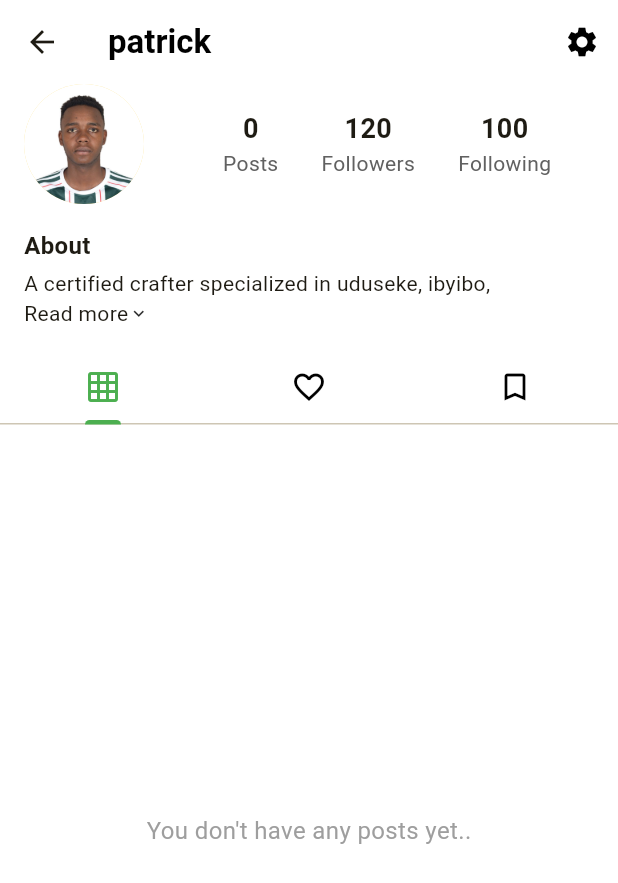
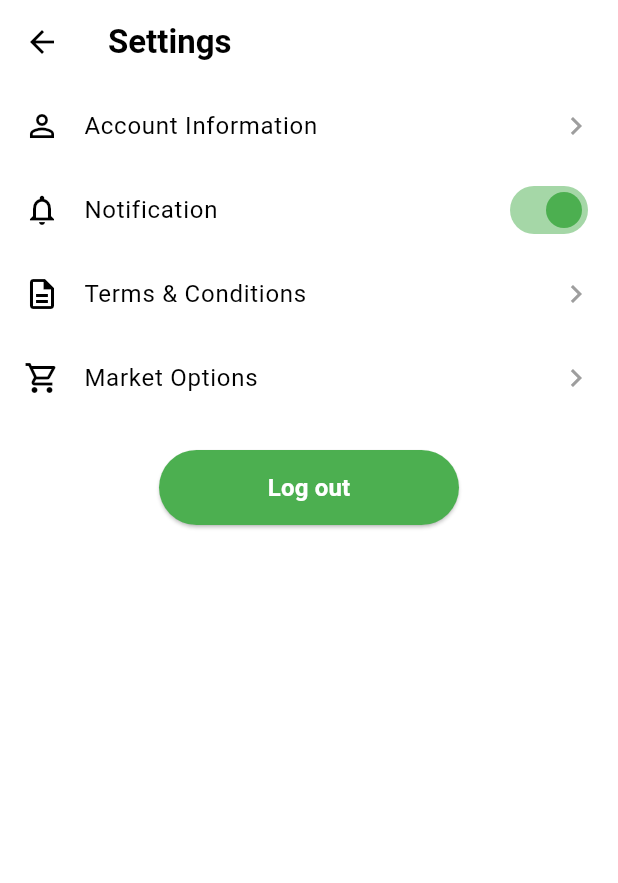
Before and after one commit to Pnayiturik/surwapp, a Flutter app: the ProfileScreen screen opened by its route, after a tap on the "settings" icon, on a phone screen of 412 x 824 dp. Shown: the top 883 px of the screen. Run offline on Flutter 3.47's test engine with Material 3 defaults, Android fonts, the phone set to English and light mode, and no system bars; our stand-ins replace shared_preferences; accounts and stored records are empty.

Commit message:
sttngs&acctinf

```diff
--- a/analysis_options.yaml
+++ b/analysis_options.yaml
@@ -7,6 +7,9 @@
 
 # The following line activates a set of recommended lints for Flutter apps,
 # packages, and plugins designed to encourage good coding practices.
+analyzer:
+  errors:
+    unused_import: ignore
 include: package:flutter_lints/flutter.yaml
 
 linter:
--- a/lib/profile.dart
+++ b/lib/profile.dart
@@ -1,4 +1,5 @@
 import 'package:flutter/material.dart';
+import 'package:surwaapp/settings.dart';
 
 class ProfileScreen extends StatefulWidget {
   const ProfileScreen({super.key});
@@ -43,7 +44,15 @@ class _ProfileScreenState extends State<ProfileScreen> with SingleTickerProvider
         actions: [
           IconButton(
             icon: Icon(Icons.settings, color: Colors.black),
-            onPressed: () {},
+            onPressed: () {
+              // Navigate to SettingsScreen when settings icon is pressed
+              Navigator.push(
+                context,
+                MaterialPageRoute(
+                  builder: (context) => const SettingsScreen(),
+                ),
+              );
+              },
           ),
         ],
       ),
--- /dev/null
+++ b/lib/settings.dart
@@ -0,0 +1,114 @@
+// settings_screen.dart
+import 'package:flutter/material.dart';
+import 'package:surwaapp/accountinfo.dart';
+
+class SettingsScreen extends StatelessWidget {
+  const SettingsScreen({super.key});
+
+  @override
+  Widget build(BuildContext context) {
+    return Scaffold(
+      backgroundColor: Colors.white,
+      appBar: AppBar(
+        title: const Text(
+          'Settings',
+          style: TextStyle(
+            color: Colors.black,
+            fontWeight: FontWeight.bold,
+          ),
+        ),
+        backgroundColor: Colors.white,
+        elevation: 0,
+        leading: IconButton(
+          icon: const Icon(Icons.arrow_back, color: Colors.black),
+          onPressed: () => Navigator.pop(context),
+        ),
+      ),
+      body: SingleChildScrollView(
+        child: Column(
+          children: [
+            _buildSettingsItem(
+              Icons.person_outline,
+              'Account Information',
+              onTap: () => Navigator.push(
+                context,
+                MaterialPageRoute(
+                  builder: (context) => const AccountInformationScreen(),
+                ),
+              ),
+            ),
+            _buildSwitchItem(Icons.notifications_outlined, 'Notification', true),
+            _buildSettingsItem(Icons.description_outlined, 'Terms & Conditions', onTap: () {}),
+            _buildSettingsItem(Icons.shopping_cart_outlined, 'Market Options', onTap: () {}),
+            Padding(
+              padding: const EdgeInsets.symmetric(vertical: 20.0),
+              child: Center(
+                child: ElevatedButton(
+                  style: ElevatedButton.styleFrom(
+                    backgroundColor: Colors.green,
+                    minimumSize: const Size(200, 50),
+                  ),
+                  onPressed: () => _showLogoutDialog(context),
+                  child: const Text(
+                    'Log out',
+                    style: TextStyle(color: Colors.white, fontSize: 16, fontWeight: FontWeight.bold),
+                  ),
+                ),
+              ),
+            ),
+          ],
+        ),
+      ),
+    );
+  }
+
+  Widget _buildSettingsItem(IconData icon, String title, {String? trailingText, required VoidCallback onTap}) {
+    return ListTile(
+      contentPadding: const EdgeInsets.symmetric(horizontal: 16.0),
+      leading: Icon(icon, color: Colors.black),
+      title: Text(
+        title,
+        style: const TextStyle(fontSize: 16, color: Colors.black),
+      ),
+      trailing: const Icon(Icons.chevron_right, color: Colors.grey),
+      onTap: onTap,
+    );
+  }
+
+  Widget _buildSwitchItem(IconData icon, String title, bool value) {
+    return ListTile(
+      contentPadding: const EdgeInsets.symmetric(horizontal: 16.0),
+      leading: Icon(icon, color: Colors.black),
+      title: Text(title, style: const TextStyle(fontSize: 16, color: Colors.black)),
+      trailing: Switch(
+        value: value,
+        onChanged: (bool newValue) {},
+        activeColor: Colors.green,
+      ),
+    );
+  }
+
+  void _showLogoutDialog(BuildContext context) {
+    showDialog(
+      context: context,
+      builder: (BuildContext context) {
+        return AlertDialog(
+          title: const Text('Log Out'),
+          content: const Text('Are you sure you want to log out?'),
+          actions: [
+            TextButton(
+              child: const Text('Cancel', style: TextStyle(color: Colors.black)),
+              onPressed: () => Navigator.of(context).pop(),
+            ),
+            TextButton(
+              child: const Text('Log Out', style: TextStyle(color: Colors.red)),
+              onPressed: () {
+                Navigator.of(context).pop();
+              },
+            ),
+          ],
+        );
+      },
+    );
+  }
+}
```
Also changed, not shown: lib/accountinfo.dart (added, +77 -0 lines), assets/images/Agaseke-basket.jpg (added).
